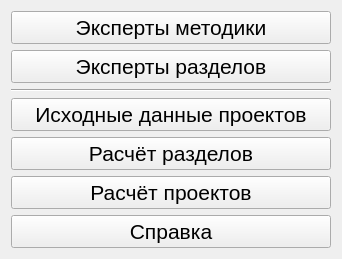
The window that expertreviewlib/modechooser.ui (AndreyMlashkin/ExpertReview) describes before a commit, drawn with Qt 5.
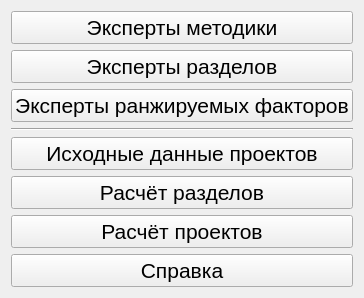
The same window after the commit.

Commit message: added ranged factors judges

The edit to the form file:
```diff
--- a/expertreviewlib/modechooser.ui
+++ b/expertreviewlib/modechooser.ui
@@ -6,8 +6,8 @@
    <rect>
     <x>0</x>
     <y>0</y>
-    <width>342</width>
-    <height>255</height>
+    <width>358</width>
+    <height>294</height>
    </rect>
   </property>
   <property name="windowTitle">
@@ -38,6 +38,18 @@
      </property>
     </widget>
    </item>
+   <item>
+    <widget class="QPushButton" name="rangedFactorsJudges">
+     <property name="font">
+      <font>
+       <pointsize>16</pointsize>
+      </font>
+     </property>
+     <property name="text">
+      <string>Эксперты ранжируемых факторов</string>
+     </property>
+    </widget>
+   </item>
    <item>
     <widget class="Line" name="line">
      <property name="orientation">
```
The commit also changes 3 other files.
